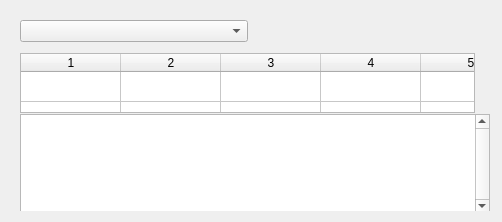
The window that widget_objects.ui (ifaoe/2014-10-Bird-View) describes before a commit, drawn with Qt 5.
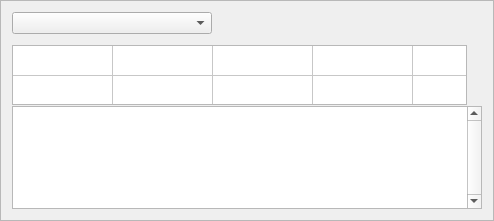
The same window after the commit.

```diff
--- a/widget_objects.ui
+++ b/widget_objects.ui
@@ -1,41 +1,89 @@
 <?xml version="1.0" encoding="UTF-8"?>
 <ui version="4.0">
  <class>wdgObjects</class>
- <widget class="QWidget" name="wdgObjects">
+ <widget class="QFrame" name="wdgObjects">
   <property name="geometry">
    <rect>
     <x>0</x>
     <y>0</y>
-    <width>498</width>
-    <height>218</height>
+    <width>490</width>
+    <height>221</height>
    </rect>
   </property>
   <property name="windowTitle">
-   <string>Form</string>
-  </property>
-  <layout class="QVBoxLayout" name="verticalLayout">
-   <item>
-    <widget class="QFrame" name="frmObjects">
-     <property name="sizePolicy">
-      <sizepolicy hsizetype="Fixed" vsizetype="Fixed">
-       <horstretch>0</horstretch>
-       <verstretch>0</verstretch>
-      </sizepolicy>
-     </property>
-     <property name="minimumSize">
-      <size>
-       <width>480</width>
-       <height>200</height>
-      </size>
+   <string>Frame</string>
      </property>
      <property name="frameShape">
-      <enum>QFrame::NoFrame</enum>
+   <enum>QFrame::StyledPanel</enum>
      </property>
      <property name="frameShadow">
-      <enum>QFrame::Plain</enum>
-     </property>
-     <layout class="QGridLayout" name="gridLayout_4">
-      <item row="2" column="0" colspan="2">
+   <enum>QFrame::Sunken</enum>
+  </property>
+  <layout class="QGridLayout" name="gridLayout">
+   <item row="0" column="0">
+    <widget class="QComboBox" name="cmbFilterCensor">
+     <property name="maximumSize">
+      <size>
+       <width>200</width>
+       <height>16777215</height>
+      </size>
+     </property>
+    </widget>
+   </item>
+   <item row="1" column="0">
+    <widget class="QTableWidget" name="tblFilters">
+     <property name="sizePolicy">
+      <sizepolicy hsizetype="Fixed" vsizetype="Fixed">
+       <horstretch>0</horstretch>
+       <verstretch>0</verstretch>
+      </sizepolicy>
+     </property>
+     <property name="minimumSize">
+      <size>
+       <width>455</width>
+       <height>60</height>
+      </size>
+     </property>
+     <property name="maximumSize">
+      <size>
+       <width>455</width>
+       <height>50</height>
+      </size>
+     </property>
+     <property name="verticalScrollBarPolicy">
+      <enum>Qt::ScrollBarAlwaysOff</enum>
+     </property>
+     <property name="horizontalScrollBarPolicy">
+      <enum>Qt::ScrollBarAlwaysOff</enum>
+     </property>
+     <property name="rowCount">
+      <number>2</number>
+     </property>
+     <property name="columnCount">
+      <number>5</number>
+     </property>
+     <attribute name="horizontalHeaderVisible">
+      <bool>false</bool>
+     </attribute>
+     <attribute name="horizontalHeaderHighlightSections">
+      <bool>false</bool>
+     </attribute>
+     <attribute name="verticalHeaderVisible">
+      <bool>false</bool>
+     </attribute>
+     <attribute name="verticalHeaderHighlightSections">
+      <bool>false</bool>
+     </attribute>
+     <row/>
+     <row/>
+     <column/>
+     <column/>
+     <column/>
+     <column/>
+     <column/>
+    </widget>
+   </item>
+   <item row="2" column="0">
        <widget class="QTableWidget" name="tblObjects">
         <property name="sizePolicy">
          <sizepolicy hsizetype="Expanding" vsizetype="MinimumExpanding">
@@ -90,65 +138,6 @@
         <column/>
         <column/>
         <column/>
-       </widget>
-      </item>
-      <item row="1" column="0" colspan="2">
-       <widget class="QTableWidget" name="tblFilters">
-        <property name="sizePolicy">
-         <sizepolicy hsizetype="Fixed" vsizetype="Fixed">
-          <horstretch>0</horstretch>
-          <verstretch>0</verstretch>
-         </sizepolicy>
-        </property>
-        <property name="minimumSize">
-         <size>
-          <width>455</width>
-          <height>60</height>
-         </size>
-        </property>
-        <property name="maximumSize">
-         <size>
-          <width>455</width>
-          <height>50</height>
-         </size>
-        </property>
-        <property name="verticalScrollBarPolicy">
-         <enum>Qt::ScrollBarAlwaysOff</enum>
-        </property>
-        <property name="horizontalScrollBarPolicy">
-         <enum>Qt::ScrollBarAlwaysOff</enum>
-        </property>
-        <property name="rowCount">
-         <number>2</number>
-        </property>
-        <property name="columnCount">
-         <number>5</number>
-        </property>
-        <attribute name="horizontalHeaderVisible">
-         <bool>true</bool>
-        </attribute>
-        <attribute name="horizontalHeaderHighlightSections">
-         <bool>false</bool>
-        </attribute>
-        <attribute name="verticalHeaderVisible">
-         <bool>false</bool>
-        </attribute>
-        <attribute name="verticalHeaderHighlightSections">
-         <bool>false</bool>
-        </attribute>
-        <row/>
-        <row/>
-        <column/>
-        <column/>
-        <column/>
-        <column/>
-        <column/>
-       </widget>
-      </item>
-      <item row="0" column="0">
-       <widget class="QComboBox" name="cmbFilterCensor"/>
-      </item>
-     </layout>
     </widget>
    </item>
   </layout>
```
Lines whose indentation alone changed are shown as unchanged.
